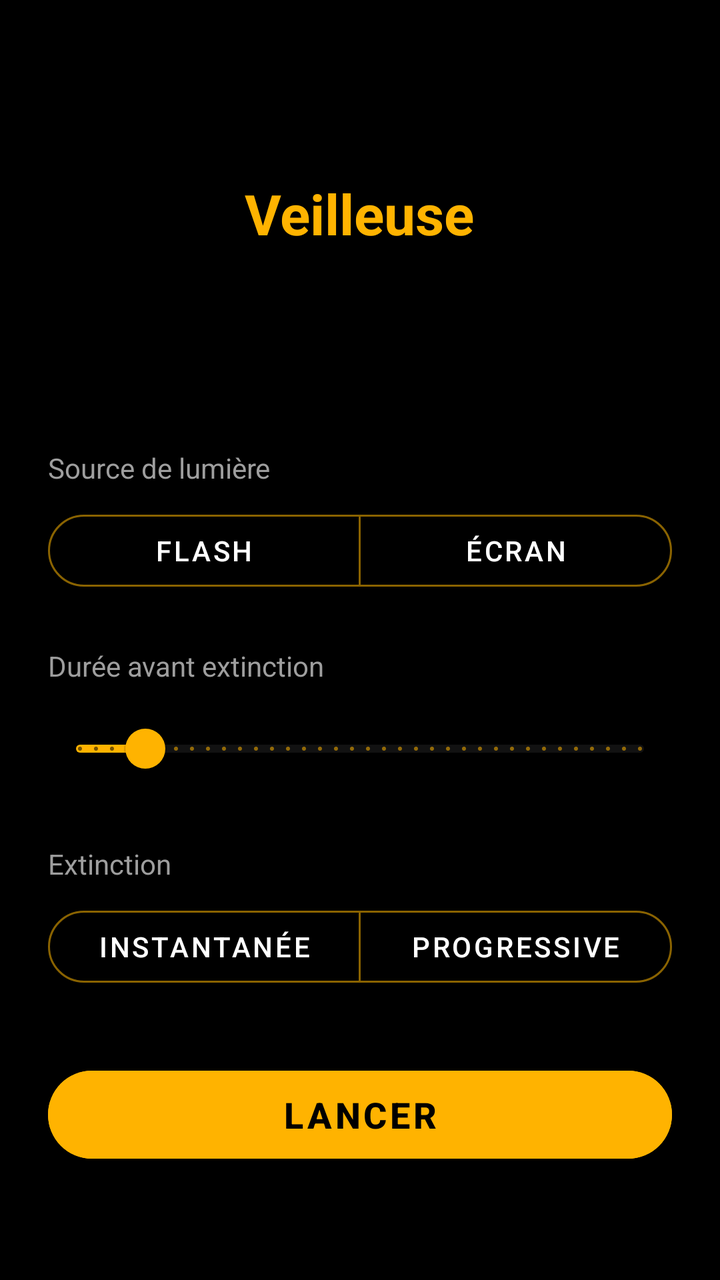
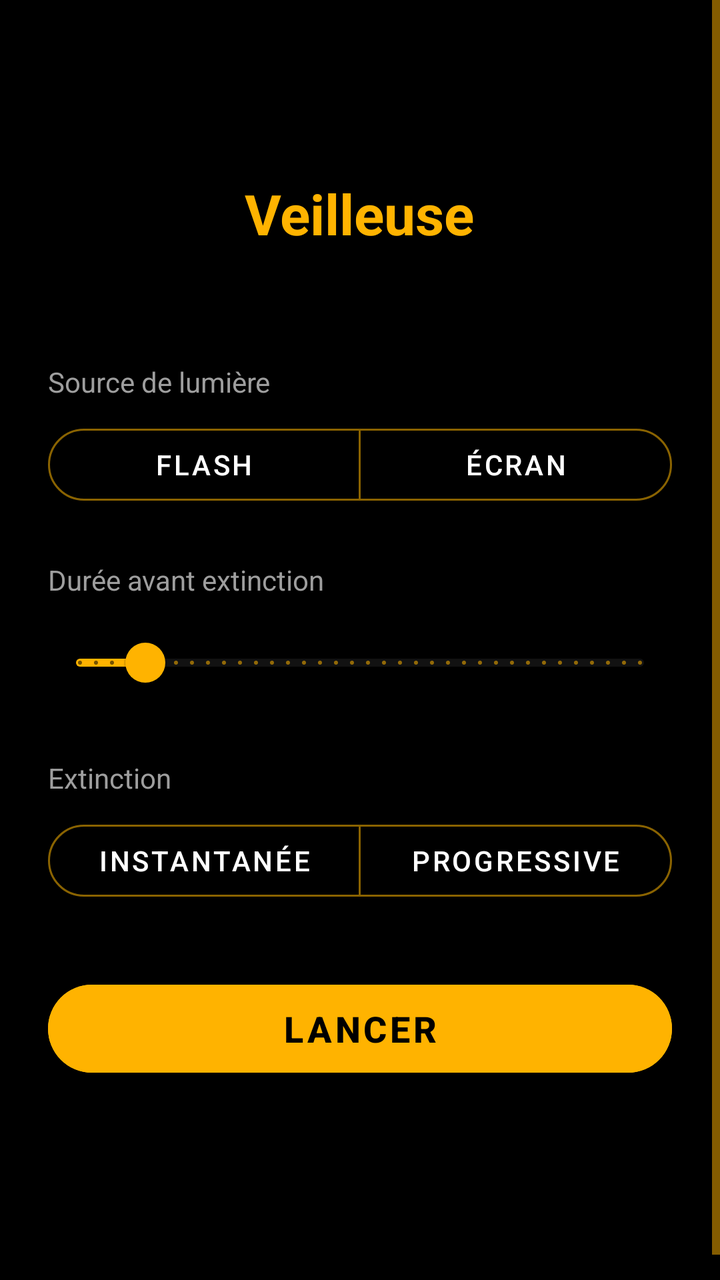

Compare the two renders of this Android layout. The source of the first and the diff that turns it into the second are given below.
<!-- AndroidManifest.xml: activity theme Theme.Veilleuse -->
<!-- res/layout/activity_main.xml -->
<?xml version="1.0" encoding="utf-8"?>
<FrameLayout xmlns:android="http://schemas.android.com/apk/res/android"
    xmlns:app="http://schemas.android.com/apk/res-auto"
    android:layout_width="match_parent"
    android:layout_height="match_parent"
    android:background="@color/oled_black">

    
    <ScrollView
        android:id="@+id/setupContainer"
        android:layout_width="match_parent"
        android:layout_height="match_parent"
        android:background="@color/oled_black"
        android:fillViewport="true">

        <LinearLayout
            android:layout_width="match_parent"
            android:layout_height="wrap_content"
            android:orientation="vertical"
            android:padding="24dp"
            android:gravity="center_horizontal">

            <TextView
                android:layout_width="wrap_content"
                android:layout_height="wrap_content"
                android:layout_marginTop="64dp"
                android:layout_marginBottom="32dp"
                android:text="@string/app_name"
                android:textColor="@color/accent_amber"
                android:textSize="28sp"
                android:textStyle="bold" />

            
            <Space
                android:layout_width="match_parent"
                android:layout_height="0dp"
                android:layout_weight="1" />

            
            <TextView
                style="@style/SectionLabel"
                android:text="@string/source_title" />

            <com.google.android.material.button.MaterialButtonToggleGroup
                android:id="@+id/sourceToggleGroup"
                android:layout_width="match_parent"
                android:layout_height="wrap_content"
                app:selectionRequired="true"
                app:singleSelection="true">

                <com.google.android.material.button.MaterialButton
                    android:id="@+id/btnSourceFlash"
                    style="@style/ToggleButton"
                    android:layout_width="0dp"
                    android:layout_height="wrap_content"
                    android:layout_weight="1"
                    android:text="@string/source_flash" />

                <com.google.android.material.button.MaterialButton
                    android:id="@+id/btnSourceScreen"
                    style="@style/ToggleButton"
                    android:layout_width="0dp"
                    android:layout_height="wrap_content"
                    android:layout_weight="1"
                    android:text="@string/source_screen" />
            </com.google.android.material.button.MaterialButtonToggleGroup>

            
            <LinearLayout
                android:id="@+id/screenOptionsGroup"
                android:layout_width="match_parent"
                android:layout_height="wrap_content"
                android:orientation="vertical"
                android:visibility="gone">

                <View
                    android:id="@+id/colorPreview"
                    android:layout_width="match_parent"
                    android:layout_height="40dp"
                    android:layout_marginTop="16dp"
                    android:background="@color/text_primary" />

                <TextView
                    android:id="@+id/warmColorLabel"
                    style="@style/SectionLabel"
                    android:text="@string/warm_color_title" />

                <com.google.android.material.slider.Slider
                    android:id="@+id/warmColorSlider"
                    style="@style/AmberSlider"
                    android:valueFrom="0"
                    android:valueTo="100"
                    android:stepSize="1"
                    android:value="40" />

                <TextView
                    android:id="@+id/brightnessLabel"
                    style="@style/SectionLabel"
                    android:text="@string/brightness_title" />

                <com.google.android.material.slider.Slider
                    android:id="@+id/brightnessSlider"
                    style="@style/AmberSlider"
                    android:valueFrom="0"
                    android:valueTo="100"
                    android:stepSize="1"
                    android:value="60" />
            </LinearLayout>

            
            <TextView
                android:id="@+id/durationLabel"
                style="@style/SectionLabel"
                android:text="@string/duration_title" />

            <com.google.android.material.slider.Slider
                android:id="@+id/durationSlider"
                style="@style/AmberSlider"
                android:valueFrom="1"
                android:valueTo="120"
                android:stepSize="1"
                android:value="15" />

            
            <TextView
                style="@style/SectionLabel"
                android:text="@string/extinction_title" />

            <com.google.android.material.button.MaterialButtonToggleGroup
                android:id="@+id/extinctionToggleGroup"
                android:layout_width="match_parent"
                android:layout_height="wrap_content"
                app:selectionRequired="true"
                app:singleSelection="true">

                <com.google.android.material.button.MaterialButton
                    android:id="@+id/btnExtinctionInstant"
                    style="@style/ToggleButton"
                    android:layout_width="0dp"
                    android:layout_height="wrap_content"
                    android:layout_weight="1"
                    android:text="@string/extinction_instant" />

                <com.google.android.material.button.MaterialButton
                    android:id="@+id/btnExtinctionProgressive"
                    style="@style/ToggleButton"
                    android:layout_width="0dp"
                    android:layout_height="wrap_content"
                    android:layout_weight="1"
                    android:text="@string/extinction_progressive" />
            </com.google.android.material.button.MaterialButtonToggleGroup>

            <LinearLayout
                android:id="@+id/fadeDurationGroup"
                android:layout_width="match_parent"
                android:layout_height="wrap_content"
                android:orientation="vertical"
                android:visibility="gone">

                <TextView
                    android:id="@+id/fadeDurationLabel"
                    style="@style/SectionLabel"
                    android:text="@string/fade_duration_title" />

                <com.google.android.material.slider.Slider
                    android:id="@+id/fadeDurationSlider"
                    style="@style/AmberSlider"
                    android:valueFrom="5"
                    android:valueTo="120"
                    android:stepSize="5"
                    android:value="30" />
            </LinearLayout>

            <com.google.android.material.button.MaterialButton
                android:id="@+id/btnStart"
                android:layout_width="match_parent"
                android:layout_height="56dp"
                android:layout_marginTop="32dp"
                android:layout_marginBottom="16dp"
                android:backgroundTint="@color/accent_amber"
                android:text="@string/start_button"
                android:textColor="@color/oled_black"
                android:textSize="18sp"
                android:textStyle="bold"
                app:cornerRadius="28dp" />

            <TextView
                android:id="@+id/versionText"
                android:layout_width="wrap_content"
                android:layout_height="wrap_content"
                android:alpha="0.4"
                android:textColor="@color/text_secondary"
                android:textSize="11sp" />

        </LinearLayout>
    </ScrollView>

    
    <FrameLayout
        android:id="@+id/runningContainer"
        android:layout_width="match_parent"
        android:layout_height="match_parent"
        android:visibility="gone">

        <View
            android:id="@+id/lightSurface"
            android:layout_width="match_parent"
            android:layout_height="match_parent"
            android:background="@color/oled_black" />

        <LinearLayout
            android:id="@+id/controlsOverlay"
            android:layout_width="match_parent"
            android:layout_height="match_parent"
            android:background="#B0000000"
            android:orientation="vertical"
            android:gravity="center"
            android:visibility="gone">

            <TextView
                android:id="@+id/remainingTimeText"
                android:layout_width="wrap_content"
                android:layout_height="wrap_content"
                android:textColor="@color/text_primary"
                android:textSize="32sp"
                android:textStyle="bold" />

            <com.google.android.material.button.MaterialButton
                android:id="@+id/btnStop"
                android:layout_width="200dp"
                android:layout_height="56dp"
                android:layout_marginTop="24dp"
                android:backgroundTint="@color/danger"
                android:text="@string/stop_button"
                android:textColor="@color/text_primary"
                android:textStyle="bold"
                app:cornerRadius="28dp" />

            <TextView
                android:id="@+id/tapHintText"
                android:layout_width="wrap_content"
                android:layout_height="wrap_content"
                android:layout_marginTop="32dp"
                android:alpha="0.6"
                android:text="@string/tap_hint"
                android:textColor="@color/text_secondary"
                android:textSize="13sp" />

        </LinearLayout>

        <TextView
            android:id="@+id/waitingForSleepText"
            android:layout_width="wrap_content"
            android:layout_height="wrap_content"
            android:layout_gravity="center"
            android:layout_marginStart="32dp"
            android:layout_marginEnd="32dp"
            android:alpha="0.35"
            android:gravity="center"
            android:text="@string/waiting_for_sleep"
            android:textColor="@color/text_secondary"
            android:textSize="12sp"
            android:visibility="gone" />
    </FrameLayout>

</FrameLayout>
<!-- resources referenced by this layout -->
<resources>
  <color name="accent_amber">#FFFFB300</color>
  <color name="danger">#FFE05252</color>
  <color name="oled_black">#FF000000</color>
  <color name="text_primary">#FFFFFFFF</color>
  <color name="text_secondary">#FF9E9E9E</color>
  <string name="app_name">Veilleuse</string>
  <string name="brightness_title">Luminosité</string>
  <string name="duration_title">Durée avant extinction</string>
  <string name="extinction_instant">Instantanée</string>
  <string name="extinction_progressive">Progressive</string>
  <string name="extinction_title">Extinction</string>
  <string name="fade_duration_title">Durée du fondu</string>
  <string name="source_flash">Flash</string>
  <string name="source_screen">Écran</string>
  <string name="source_title">Source de lumière</string>
  <string name="start_button">Lancer</string>
  <string name="stop_button">Arrêter</string>
  <string name="tap_hint">Touchez l\'écran pour afficher les commandes</string>
  <string name="waiting_for_sleep">En attente de la mise en veille du téléphone (réglages Android)…</string>
  <string name="warm_color_title">Teinte chaude</string>
  <style name="AmberSlider" parent="Widget.MaterialComponents.Slider">
          <item name="android:layout_width">match_parent</item>
          <item name="android:layout_height">wrap_content</item>
          <item name="trackColorActive">@color/accent_amber</item>
          <item name="trackColorInactive">@color/surface</item>
          <item name="thumbColor">@color/accent_amber</item>
          <item name="haloColor">@color/accent_amber_dim</item>
      </style>
  <style name="SectionLabel">
          <item name="android:layout_width">match_parent</item>
          <item name="android:layout_height">wrap_content</item>
          <item name="android:layout_marginTop">24dp</item>
          <item name="android:layout_marginBottom">8dp</item>
          <item name="android:textColor">@color/text_secondary</item>
          <item name="android:textSize">14sp</item>
      </style>
  <style name="ToggleButton" parent="Widget.MaterialComponents.Button.OutlinedButton">
          <item name="strokeColor">@color/accent_amber_dim</item>
          <item name="android:textColor">@color/text_primary</item>
          <item name="rippleColor">@color/accent_amber_dim</item>
          <item name="cornerRadius">18dp</item>
      </style>
  <style name="Theme.Veilleuse" parent="Theme.MaterialComponents.NoActionBar">
          <item name="android:windowBackground">@color/oled_black</item>
          <item name="android:statusBarColor">@color/oled_black</item>
          <item name="android:navigationBarColor">@color/oled_black</item>
          <item name="android:windowLightStatusBar">false</item>
          <item name="android:windowLightNavigationBar" tools:targetApi="o_mr1">false</item>
          <item name="colorPrimary">@color/accent_amber</item>
          <item name="colorPrimaryDark">@color/oled_black</item>
          <item name="colorAccent">@color/accent_amber</item>
          <item name="colorControlNormal">@color/accent_amber</item>
          <item name="colorControlActivated">@color/accent_amber</item>
          <item name="android:textColorPrimary">@color/text_primary</item>
          <item name="android:textColorSecondary">@color/text_secondary</item>
      </style>
  <color name="surface">#FF121212</color>
  <color name="accent_amber_dim">#FF8A6300</color>
</resources>

<!-- the commit's change to res/layout/activity_main.xml (unified diff, before → after) -->
@@ -191,6 +191,11 @@
                 android:alpha="0.4"
                 android:textColor="@color/text_secondary"
                 android:textSize="11sp" />
+
+            
+            <Space
+                android:layout_width="match_parent"
+                android:layout_height="56dp" />
 
         </LinearLayout>
     </ScrollView>
